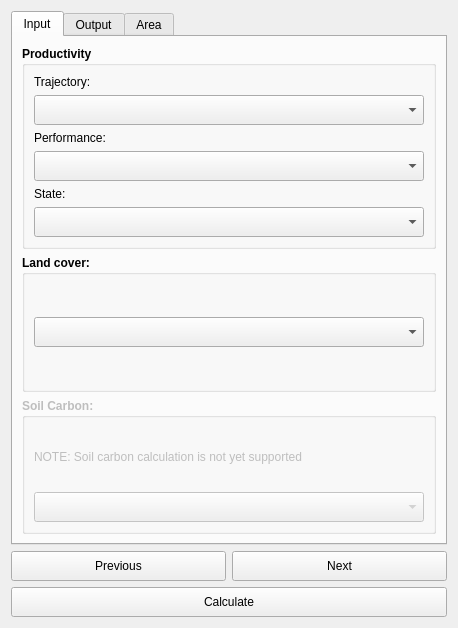
ConservationInternational/trends.earth, file LDMP/gui/DlgReportingUNCCD.ui: the form before one commit.
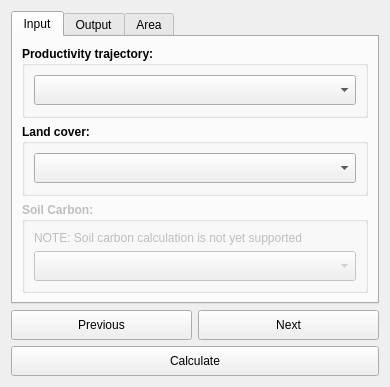
The form after the commit.

Commit message: Fix layer names.

Patch:
```diff
--- a/LDMP/gui/DlgReportingUNCCD.ui
+++ b/LDMP/gui/DlgReportingUNCCD.ui
@@ -6,8 +6,8 @@
    <rect>
     <x>0</x>
     <y>0</y>
-    <width>458</width>
-    <height>628</height>
+    <width>390</width>
+    <height>357</height>
    </rect>
   </property>
   <property name="sizePolicy">
@@ -60,82 +60,11 @@
           </font>
          </property>
          <property name="title">
-          <string>Productivity</string>
+          <string>Productivity trajectory:</string>
          </property>
          <layout class="QVBoxLayout" name="verticalLayout_5">
           <item>
-           <widget class="QLabel" name="label_9">
-            <property name="font">
-             <font>
-              <weight>50</weight>
-              <bold>false</bold>
-             </font>
-            </property>
-            <property name="text">
-             <string>Trajectory:</string>
-            </property>
-           </widget>
-          </item>
-          <item>
-           <widget class="QComboBox" name="layer_traj">
-            <property name="sizePolicy">
-             <sizepolicy hsizetype="Expanding" vsizetype="Fixed">
-              <horstretch>0</horstretch>
-              <verstretch>0</verstretch>
-             </sizepolicy>
-            </property>
-            <property name="minimumSize">
-             <size>
-              <width>0</width>
-              <height>30</height>
-             </size>
-            </property>
-           </widget>
-          </item>
-          <item>
-           <widget class="QLabel" name="label_8">
-            <property name="font">
-             <font>
-              <weight>50</weight>
-              <bold>false</bold>
-             </font>
-            </property>
-            <property name="text">
-             <string>Performance:</string>
-            </property>
-           </widget>
-          </item>
-          <item>
-           <widget class="QComboBox" name="layer_perf">
-            <property name="sizePolicy">
-             <sizepolicy hsizetype="Expanding" vsizetype="Fixed">
-              <horstretch>0</horstretch>
-              <verstretch>0</verstretch>
-             </sizepolicy>
-            </property>
-            <property name="minimumSize">
-             <size>
-              <width>0</width>
-              <height>30</height>
-             </size>
-            </property>
-           </widget>
-          </item>
-          <item>
-           <widget class="QLabel" name="label_10">
-            <property name="font">
-             <font>
-              <weight>50</weight>
-              <bold>false</bold>
-             </font>
-            </property>
-            <property name="text">
-             <string>State:</string>
-            </property>
-           </widget>
-          </item>
-          <item>
-           <widget class="QComboBox" name="layer_state">
+           <widget class="QComboBox" name="combo_layer_traj">
             <property name="sizePolicy">
              <sizepolicy hsizetype="Expanding" vsizetype="Fixed">
               <horstretch>0</horstretch>
```
Left out of the diff: 6 changed lines with no effect on the pictures. The commit also changes 1 other file.
